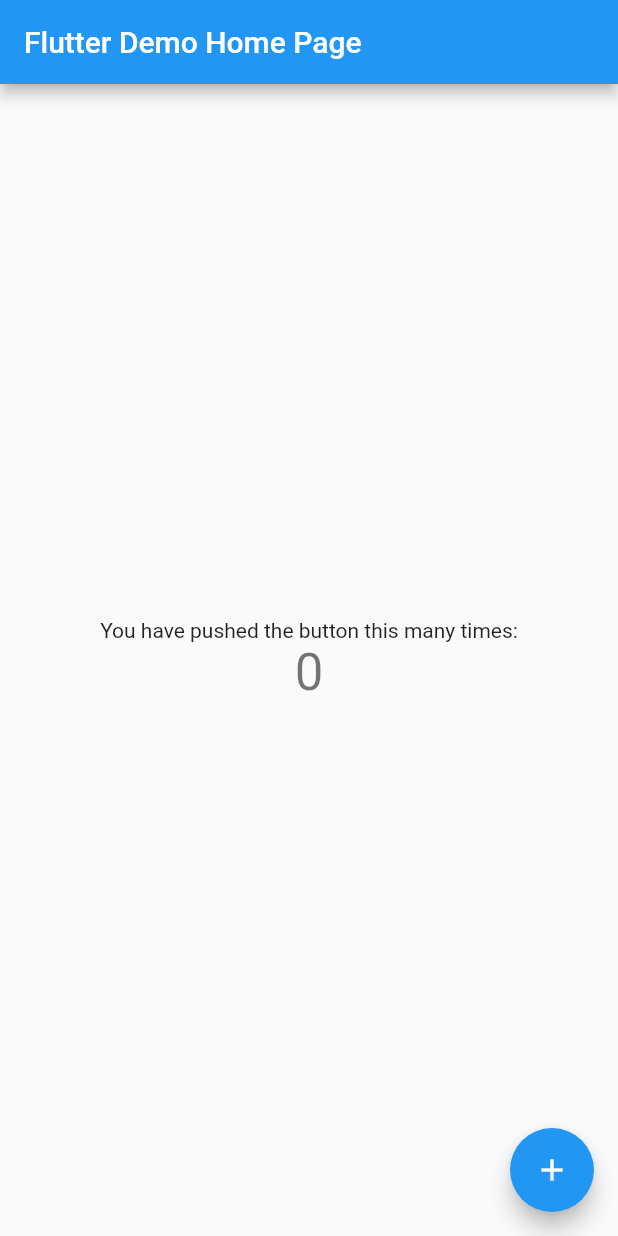
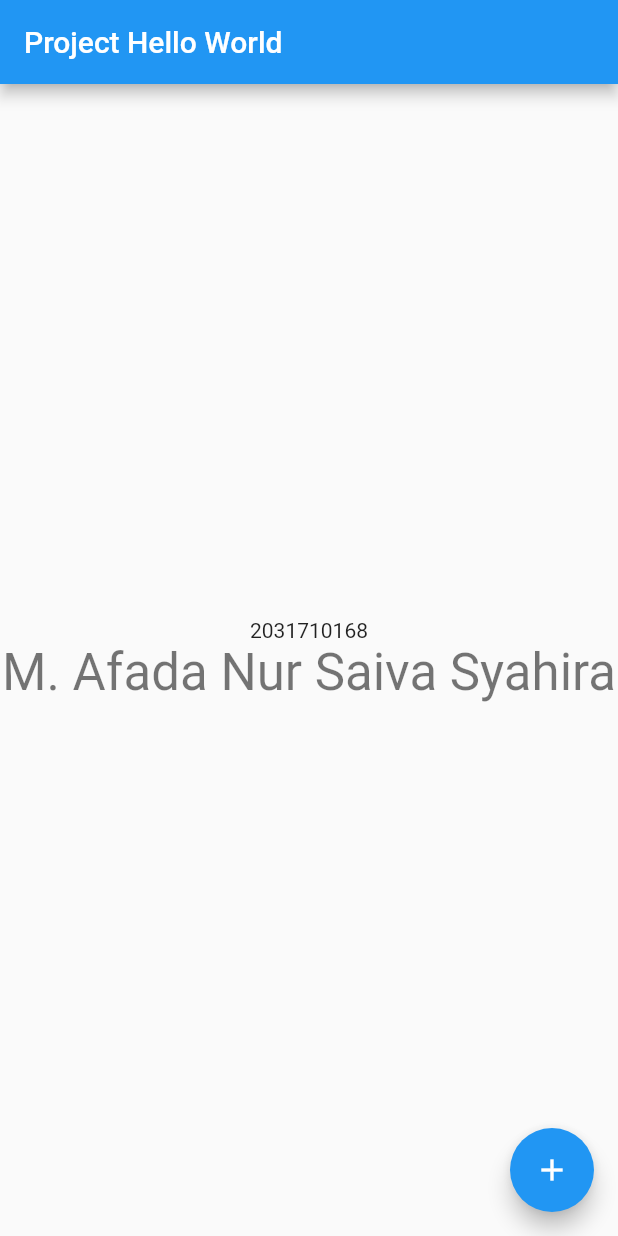
Before and after one commit to MAFADA/01-hello-world-flutter, a Flutter app: the screen it shows after launch, on a phone screen of 412 x 824 dp. Run offline on Flutter 3.47's test engine with Material 2 defaults, Android fonts, the phone set to English and light mode, and no system bars.

Commit message:
NIM dan Nama

```diff
--- a/hello_world/lib/main.dart
+++ b/hello_world/lib/main.dart
@@ -24,7 +24,7 @@ class MyApp extends StatelessWidget {
         // is not restarted.
         primarySwatch: Colors.blue,
       ),
-      home: const MyHomePage(title: 'Flutter Demo Home Page'),
+      home: const MyHomePage(title: 'Project Hello World'),
     );
   }
 }
@@ -79,27 +79,13 @@ class _MyHomePageState extends State<MyHomePage> {
         // Center is a layout widget. It takes a single child and positions it
         // in the middle of the parent.
         child: Column(
-          // Column is also a layout widget. It takes a list of children and
-          // arranges them vertically. By default, it sizes itself to fit its
-          // children horizontally, and tries to be as tall as its parent.
-          //
-          // Invoke "debug painting" (press "p" in the console, choose the
-          // "Toggle Debug Paint" action from the Flutter Inspector in Android
-          // Studio, or the "Toggle Debug Paint" command in Visual Studio Code)
-          // to see the wireframe for each widget.
-          //
-          // Column has various properties to control how it sizes itself and
-          // how it positions its children. Here we use mainAxisAlignment to
-          // center the children vertically; the main axis here is the vertical
-          // axis because Columns are vertical (the cross axis would be
-          // horizontal).
           mainAxisAlignment: MainAxisAlignment.center,
           children: <Widget>[
             const Text(
-              'You have pushed the button this many times:',
+              '2031710168',
             ),
             Text(
-              '$_counter',
+              'M. Afada Nur Saiva Syahira',
               style: Theme.of(context).textTheme.headline4,
             ),
           ],
```
